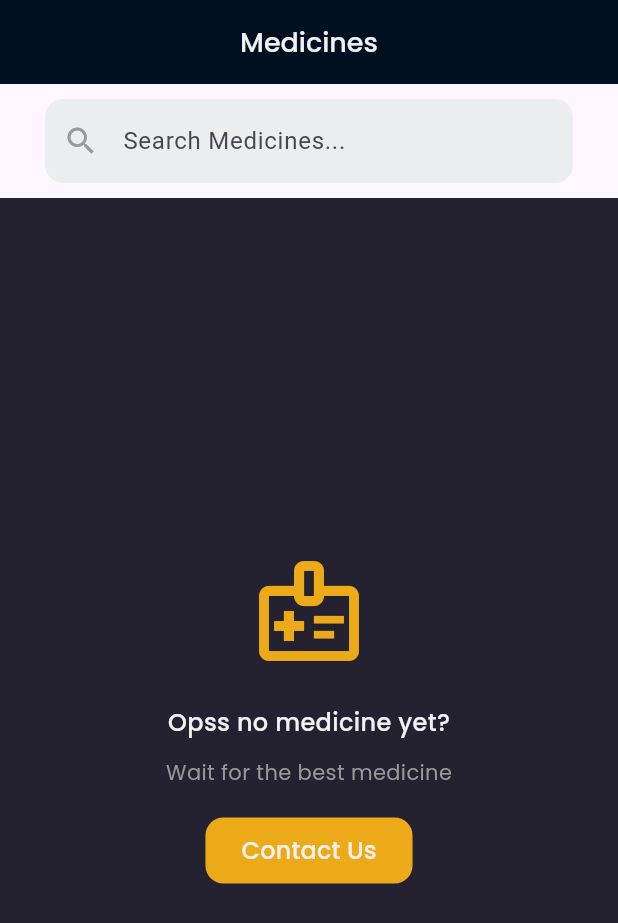
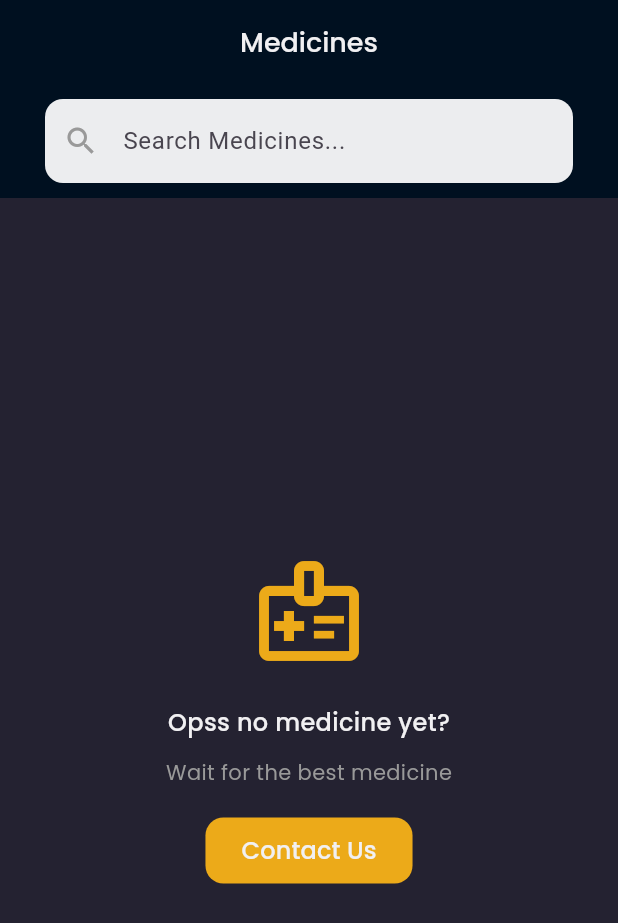
Before and after one commit to yogapermana76/medicalapp, a Flutter app: the MedicinePage screen opened directly, on a phone screen of 412 x 824 dp. Shown: the top 923 px of the screen. Run offline on Flutter 3.47's test engine with Material 3 defaults, Android fonts, the phone set to English and light mode, and no system bars; our stand-ins replace carousel_slider, google_fonts, shared_preferences, socket_io_client; accounts and stored records are empty; network calls fail.

Commit message:
fix: medicine page - error

```diff
--- a/lib/pages/home/medicine_page.dart
+++ b/lib/pages/home/medicine_page.dart
@@ -62,8 +62,7 @@ class _MedicinePageState extends State<MedicinePage> {
     }
 
     Widget empty() {
-      return Expanded(
-        child: Container(
+      return Container(
         width: double.infinity,
         color: backgroundColor3,
         child: Column(
@@ -110,32 +109,28 @@ class _MedicinePageState extends State<MedicinePage> {
             ),
           ],
         ),
-        ),
       );
     }
 
     Widget content() {
-      return Expanded(
-        child: Container(
-          color: backgroundColor3,
-          child: medicines.isEmpty
+      return medicines.isEmpty
           ? empty()
           : ListView(
               padding: EdgeInsets.symmetric(horizontal: defaultMargin),
-                  children: medicines
-                      .map((medicine) => MedicineCard(medicine))
-                      .toList(),
-                ),
+              children:
+                  medicines.map((medicine) => MedicineCard(medicine)).toList(),
+            );
+    }
+
+    return Scaffold(
+      backgroundColor: backgroundColor1, // Set the background color here
+      body: Column(
+        children: [
+          header(),
+          searchBar(),
+          Expanded(child: content()),
+        ],
       ),
     );
   }
-
-    return Column(
-      children: [
-        header(),
-        searchBar(),
-        content(),
-      ],
-    );
 }
-}
```
Lines whose indentation alone changed are shown as unchanged.
